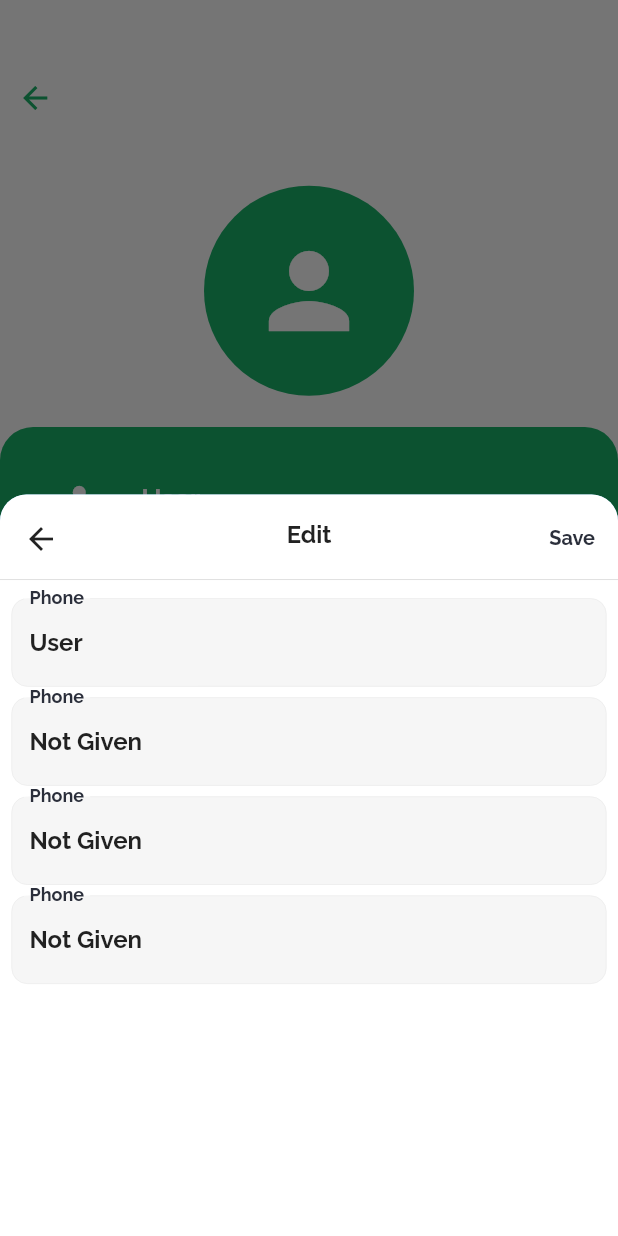
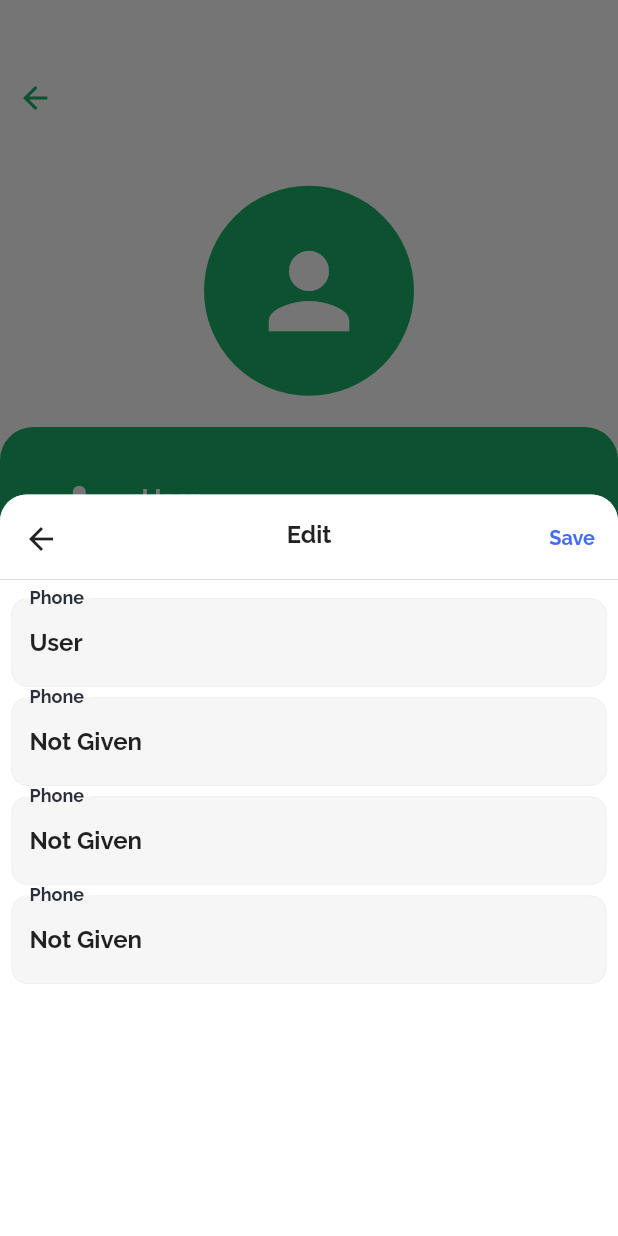
Before and after one commit to TheAbror/dr_iq, a Flutter app: the ProfilePage screen opened by its route, after a tap on "Edit Account", on a phone screen of 412 x 824 dp. Run offline on Flutter 3.47's test engine with Material 2 defaults, Android fonts, the phone set to English and light mode, and no system bars; our stand-ins replace chopper, equatable, fl_chart, flutter_bloc, flutter_screenutil, flutter_svg and 2 more; missing offline and left inert: flutter_dialogs; accounts and stored records are empty; generated files the repository leaves out were written again.

Commit message:
ontap on DefaultBottonCorrected

```diff
--- a/lib/core/bottom_sheet/default_bottom_sheet.dart
+++ b/lib/core/bottom_sheet/default_bottom_sheet.dart
@@ -72,10 +72,8 @@ class DefaultBottomSheet extends StatelessWidget {
                                     child: Icon(Icons.arrow_back)),
                               )
                             : const SizedBox(),
-                        if (isConfirmationNeeded == true)
-                          isActionAvailable
-                              ? GestureDetector(
-                                  onTap: isActionEnabled ? action : null,
+                        GestureDetector(
+                          onTap: action,
                           behavior: HitTestBehavior.opaque,
                           child: Padding(
                             padding: EdgeInsets.only(top: 8.h, bottom: 8.h, left: 8.h),
@@ -83,13 +81,12 @@ class DefaultBottomSheet extends StatelessWidget {
                               actionText,
                               style: TextStyle(
                                 fontSize: 15.sp,
-                                        color: AppColors.textMain,
+                                color: AppColors.primary,
                                 fontWeight: FontWeight.bold,
                               ),
                             ),
                           ),
                         )
-                              : SizedBox(width: 25.w)
                       ],
                     ),
                   ],
--- a/lib/core/bottom_sheet/primary_bottom_sheet.dart
+++ b/lib/core/bottom_sheet/primary_bottom_sheet.dart
@@ -111,14 +111,7 @@ class _PrimaryBottomSheetState extends State<PrimaryBottomSheet> {
           await PreferencesServices.saveAge(age);
           await PreferencesServices.savePhone(phone);
           await PreferencesServices.saveEmail(email);
-          // Navigator.pop(
-          //     context,
-          //     context.read<ProfileBloc>().changeProfileInfo(
-          //           _controllerName.text,
-          //           _controllerAge.text,
-          //           _controllerPhone.text,
-          //           _controllerEmail.text,
-          //         ));
+          Navigator.pop(context);
         },
         child: Column(
           children: [
--- a/lib/ui/home_page/tabs/profile_tab/profile_page.dart
+++ b/lib/ui/home_page/tabs/profile_tab/profile_page.dart
@@ -32,8 +32,6 @@ class _ProfilePageState extends State<ProfilePage> {
     age = ageD != null && ageD.isNotEmpty ? ageD : 'Not Given';
     phone = phoneD != null && phoneD.isNotEmpty ? phoneD : 'Not Given';
     email = emailD != null && emailD.isNotEmpty ? emailD : 'Not Given';
-
-    setState(() {});
   }
 
   @override
```
Lines whose indentation alone changed are shown as unchanged.
